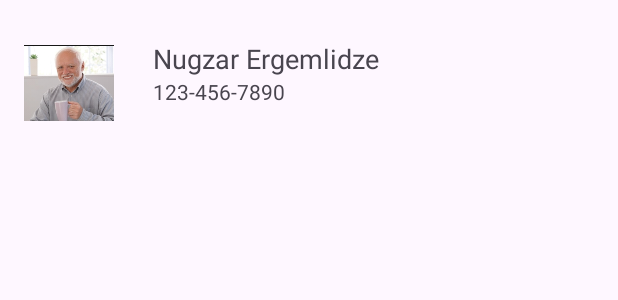
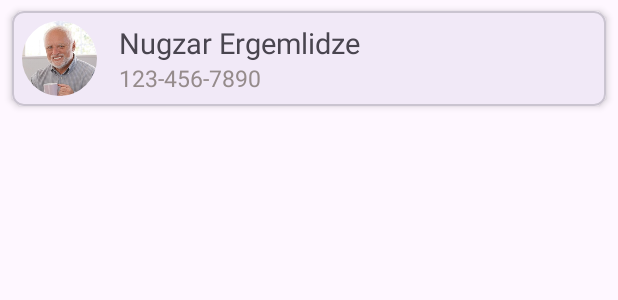
Before and after one commit to U-Wan/ContactsApp, an Android app: the layout contact.xml on its own in the app's theme, with its tools: preview values and no code run, on a phone screen of 412 x 824 dp. Shown: the top 300 px of the screen. Run offline under Robolectric (Android 15) with nearby library versions, the phone set to English and light mode, and no system bars.

Commit message:
adding contact filter functionality and some design changes

```diff
--- a/app/src/main/java/com/sweeft/contactsapp/Contact.kt
+++ b/app/src/main/java/com/sweeft/contactsapp/Contact.kt
@@ -2,4 +2,4 @@ package com.sweeft.contactsapp
 
 import android.graphics.Bitmap
 
-data class Contact(val name: String, val phoneNumber: String,val photo:Bitmap?)
+data class Contact(val name: String, val phoneNumber: String, val photo: Bitmap?)
--- a/app/src/main/java/com/sweeft/contactsapp/ContactViewHolder.kt
+++ b/app/src/main/java/com/sweeft/contactsapp/ContactViewHolder.kt
@@ -4,6 +4,7 @@ import android.view.View
 import android.widget.ImageView
 import android.widget.TextView
 import androidx.recyclerview.widget.RecyclerView
+
 
 class ContactViewHolder(itemView: View) : RecyclerView.ViewHolder(itemView) {
 
--- a/app/src/main/res/layout/contact.xml
+++ b/app/src/main/res/layout/contact.xml
@@ -1,56 +1,59 @@
 <?xml version="1.0" encoding="utf-8"?>
-<androidx.constraintlayout.widget.ConstraintLayout
+<com.google.android.material.card.MaterialCardView
     xmlns:android="http://schemas.android.com/apk/res/android"
     xmlns:app="http://schemas.android.com/apk/res-auto"
     xmlns:tools="http://schemas.android.com/tools"
     android:layout_width="match_parent"
+    android:layout_height="wrap_content"
+    app:cardCornerRadius="8dp"
+    app:cardUseCompatPadding="true"
+    android:layout_marginHorizontal="2dp"
+    app:cardElevation="3dp">
 
-    android:layout_height="wrap_content"
-    android:padding="16dp">
+    <androidx.constraintlayout.widget.ConstraintLayout
+        android:layout_width="match_parent"
+        android:layout_height="match_parent"
+        android:padding="1dp">
 
-
-    <ImageView
+        <com.google.android.material.imageview.ShapeableImageView
             android:id="@+id/person_photo"
-        android:layout_width="60dp"
-        android:layout_height="60dp"
+            android:layout_width="50dp"
+            android:layout_height="50dp"
+            android:layout_margin="5dp"
+            android:scaleType="fitXY"
             android:src="@drawable/harold"
+            app:layout_constraintBottom_toBottomOf="parent"
             app:layout_constraintStart_toStartOf="parent"
             app:layout_constraintTop_toTopOf="parent"
-        app:layout_constraintBottom_toBottomOf="parent"
-        android:layout_marginEnd="18dp"/>
+            app:shapeAppearanceOverlay="@style/Circular" />
 
         <LinearLayout
-        android:layout_width="279dp"
-        android:layout_height="68dp"
-        android:layout_margin="5dp"
+            android:layout_width="match_parent"
+            android:layout_height="match_parent"
+            android:layout_marginStart="70dp"
             android:orientation="vertical"
-        android:padding="5dp"
             app:layout_constraintBottom_toBottomOf="parent"
             app:layout_constraintEnd_toEndOf="parent"
-        app:layout_constraintStart_toEndOf="@+id/person_photo"
+            app:layout_constraintStart_toStartOf="@+id/person_photo"
             app:layout_constraintTop_toTopOf="parent">
 
             <TextView
                 android:id="@+id/tv_name"
                 android:layout_width="match_parent"
                 android:layout_height="wrap_content"
-            android:width="5dp"
                 android:text="Nugzar Ergemlidze"
-            android:textSize="18sp"
-            app:layout_constraintEnd_toEndOf="parent"
-            app:layout_constraintStart_toEndOf="@id/person_photo"
-            app:layout_constraintTop_toTopOf="@id/person_photo" />
+                android:textSize="19sp" />
 
             <TextView
                 android:id="@+id/tv_phone"
                 android:layout_width="match_parent"
                 android:layout_height="wrap_content"
                 android:text="123-456-7890"
-            android:textSize="14sp"
-            app:layout_constraintEnd_toEndOf="parent"
-            app:layout_constraintStart_toEndOf="@id/person_photo"
-            app:layout_constraintTop_toBottomOf="@id/tv_name" />
+                android:textColor="#958B8B"
+                android:textSize="15sp" />
 
         </LinearLayout>
+    </androidx.constraintlayout.widget.ConstraintLayout>
 
-</androidx.constraintlayout.widget.ConstraintLayout>
+
+</com.google.android.material.card.MaterialCardView>
--- /dev/null
+++ b/app/src/main/res/values/custom_styles.xml
@@ -0,0 +1,7 @@
+<?xml version="1.0" encoding="utf-8"?>
+<resources>
+<style name="Circular">
+    <item name="cornerSize">50%</item>
+</style>
+
+</resources>
```
Also changed, not shown: app/build.gradle.kts (+0 -7 lines), app/src/main/java/com/sweeft/contactsapp/ContactsAdapter.kt (+8 -3 lines), app/src/main/java/com/sweeft/contactsapp/ContactsFragment.kt (+122 -75 lines), app/src/main/res/drawable/harold.png. Lines whose indentation alone changed are shown as unchanged.
